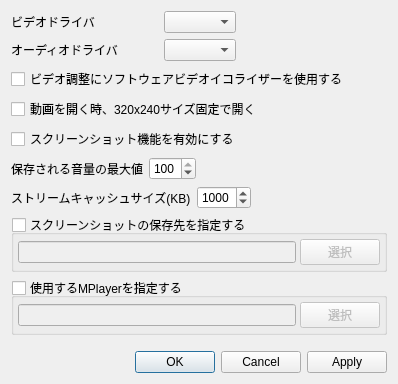
Above: src/configdialog.ui from nelkana/PurePlayer_As before the change. Below: the same form after it.
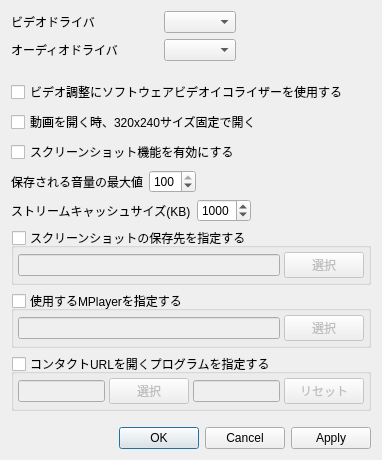
That is the form after the change.

Commit message: コンタクトURLを開くプログラムを指定できる様にする

Diff of the .ui file:
```diff
--- a/src/configdialog.ui
+++ b/src/configdialog.ui
@@ -6,8 +6,8 @@
    <rect>
     <x>0</x>
     <y>0</y>
-    <width>398</width>
-    <height>381</height>
+    <width>382</width>
+    <height>460</height>
    </rect>
   </property>
   <property name="windowTitle">
@@ -361,6 +361,93 @@
        </layout>
       </widget>
      </item>
+     <item>
+      <widget class="QGroupBox" name="_groupBoxContactUrlPath">
+       <property name="focusPolicy">
+        <enum>Qt::NoFocus</enum>
+       </property>
+       <property name="toolTip">
+        <string>無効の場合またはプログラムが起動できなかった場合は、既定のブラウザで開きます。</string>
+       </property>
+       <property name="title">
+        <string>コンタクトURLを開くプログラムを指定する</string>
+       </property>
+       <property name="checkable">
+        <bool>true</bool>
+       </property>
+       <property name="checked">
+        <bool>false</bool>
+       </property>
+       <layout class="QHBoxLayout" name="horizontalLayout_7">
+        <property name="spacing">
+         <number>4</number>
+        </property>
+        <property name="margin">
+         <number>4</number>
+        </property>
+        <item>
+         <widget class="QLineEdit" name="_lineEditContactUrlPath">
+          <property name="focusPolicy">
+           <enum>Qt::ClickFocus</enum>
+          </property>
+          <property name="toolTip">
+           <string>実行ファイルを指定します。</string>
+          </property>
+         </widget>
+        </item>
+        <item>
+         <widget class="QPushButton" name="_buttonContactUrlPath">
+          <property name="sizePolicy">
+           <sizepolicy hsizetype="Maximum" vsizetype="Fixed">
+            <horstretch>0</horstretch>
+            <verstretch>0</verstretch>
+           </sizepolicy>
+          </property>
+          <property name="focusPolicy">
+           <enum>Qt::NoFocus</enum>
+          </property>
+          <property name="toolTip">
+           <string>実行ファイルを指定します。</string>
+          </property>
+          <property name="text">
+           <string>選択</string>
+          </property>
+         </widget>
+        </item>
+        <item>
+         <widget class="QLineEdit" name="_lineEditContactUrlArg">
+          <property name="focusPolicy">
+           <enum>Qt::ClickFocus</enum>
+          </property>
+          <property name="toolTip">
+           <string>実行ファイルに渡す引数を指定します。
+%{ContactUrl}はコンタクトURLに変換されます。</string>
+          </property>
+         </widget>
+        </item>
+        <item>
+         <widget class="QPushButton" name="_buttonContactUrlArg">
+          <property name="sizePolicy">
+           <sizepolicy hsizetype="Maximum" vsizetype="Fixed">
+            <horstretch>0</horstretch>
+            <verstretch>0</verstretch>
+           </sizepolicy>
+          </property>
+          <property name="focusPolicy">
+           <enum>Qt::NoFocus</enum>
+          </property>
+          <property name="toolTip">
+           <string>実行ファイルに渡す引数を指定します。
+%{ContactUrl}はコンタクトURLに変換されます。</string>
+          </property>
+          <property name="text">
+           <string>リセット</string>
+          </property>
+         </widget>
+        </item>
+       </layout>
+      </widget>
+     </item>
     </layout>
    </item>
    <item>
```
Left out of the diff: 2 changed lines with no effect on the pictures. The commit also changes 5 other files.
